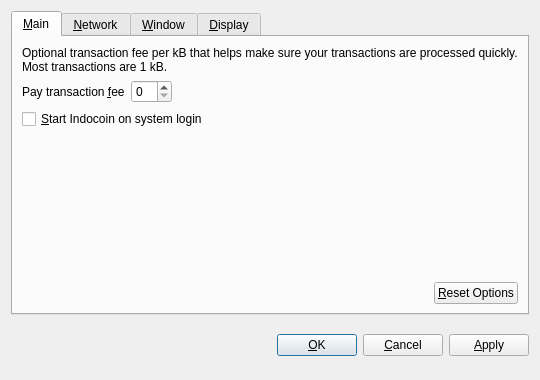
Qt form src/qt/forms/optionsdialog.ui (weenfan/Kratom) before a commit.
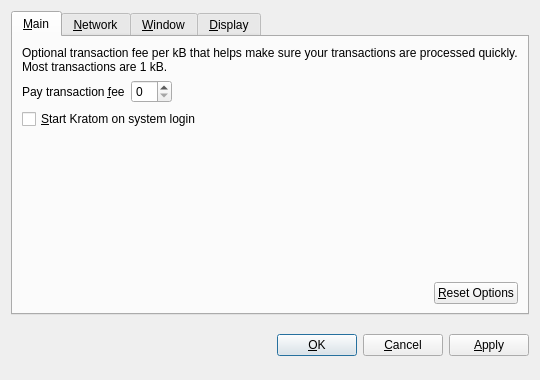
The same form after that commit. Custom widgets are drawn as their Qt base class.

Patch:
```diff
--- a/src/qt/forms/optionsdialog.ui
+++ b/src/qt/forms/optionsdialog.ui
@@ -82,7 +82,7 @@
           <string>Automatically start Indocoin after logging in to the system.</string>
          </property>
          <property name="text">
-          <string>&amp;Start Indocoin on system login</string>
+          <string>&amp;Start Kratom on system login</string>
          </property>
         </widget>
        </item>
```
Left out of the diff: 10 changed lines with no effect on the pictures.
